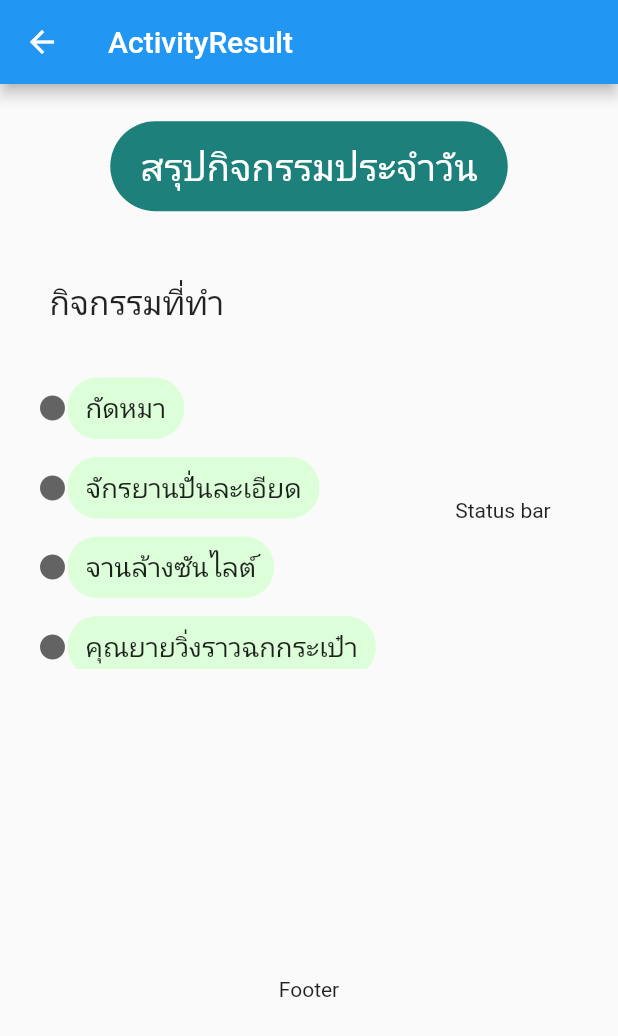
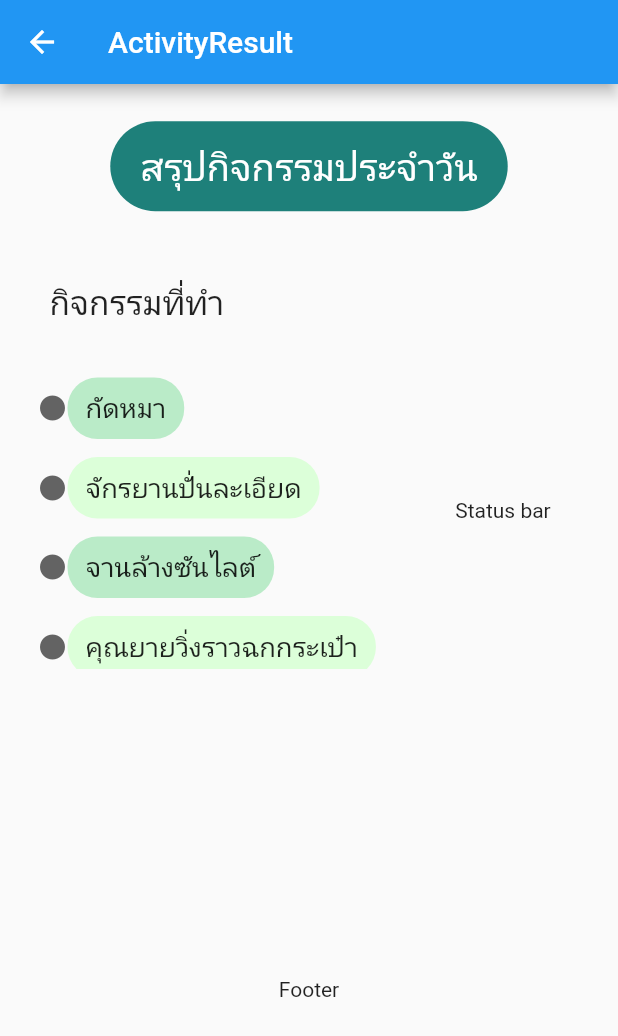
Before and after one commit to AINutritionProject/KinDeeUDee, a Flutter app: the ActivityResult screen opened directly, on a phone screen of 412 x 824 dp. Shown: the top 1036 px of the screen. Run offline on Flutter 3.47's test engine with Material 2 defaults, Android fonts, the phone set to English and light mode, and no system bars; our stand-ins replace camera, cloud_firestore, csv, dotted_border, firebase_auth, firebase_core and 6 more; missing offline and left inert: dart:ffi; accounts and stored records are empty.

Commit message:
fix const bug

```diff
--- a/lib/pages/information/activity_result.dart
+++ b/lib/pages/information/activity_result.dart
@@ -18,14 +18,14 @@ class ActivityResult extends StatelessWidget {
       appBar: AppBar(
         title: const Text("ActivityResult"),
       ),
-      body: const Center(
+      body: Center(
         child: Padding(
-          padding: EdgeInsets.symmetric(horizontal: 15.0),
+          padding: const EdgeInsets.symmetric(horizontal: 15.0),
           child: Column(
             children: [
-              ActivityResultHeader(),
+              const ActivityResultHeader(),
               ActivityResultBody(),
-              ActivityResultFooter(),
+              const ActivityResultFooter(),
             ],
           ),
         ),
@@ -61,8 +61,12 @@ class ActivityResultHeader extends StatelessWidget {
 }
 
 class ActivityResultBody extends StatelessWidget {
-  const ActivityResultBody({super.key});
+  ActivityResultBody({super.key});
 
+  final activitiesColor = <Color>[
+    const Color(0xFFBAEBC8),
+    const Color(0xFFDCFFD9)
+  ];
   @override
   Widget build(BuildContext context) {
     return Expanded(
@@ -85,7 +89,6 @@ class ActivityResultBody extends StatelessWidget {
                     child: ListView.builder(
                       itemCount: activities.length,
                       itemBuilder: (BuildContext context, int index) {
-                        if (index % 2 == 0) {
                         return Padding(
                           padding: const EdgeInsets.symmetric(vertical: 6),
                           child: Row(
@@ -99,7 +102,7 @@ class ActivityResultBody extends StatelessWidget {
                                 padding: const EdgeInsets.symmetric(
                                     horizontal: 12, vertical: 8),
                                 decoration: BoxDecoration(
-                                      color: const Color(0xFFDCFFD9),
+                                    color: activitiesColor[index % 2],
                                     borderRadius: BorderRadius.circular(20)),
                                 child: Text(activities[index],
                                     style: const TextStyle(fontSize: 18)),
@@ -107,29 +110,6 @@ class ActivityResultBody extends StatelessWidget {
                             ],
                           ),
                         );
-                        } else {
-                          return Padding(
-                            padding: const EdgeInsets.symmetric(vertical: 6),
-                            child: Row(
-                              children: [
-                                const Icon(
-                                  Icons.circle,
-                                  color: Color(0xFF636363),
-                                  size: 20,
-                                ),
-                                Container(
-                                  padding: const EdgeInsets.symmetric(
-                                      horizontal: 12, vertical: 8),
-                                  decoration: BoxDecoration(
-                                      color: const Color(0xFFDCFFD9),
-                                      borderRadius: BorderRadius.circular(20)),
-                                  child: Text(activities[index],
-                                      style: const TextStyle(fontSize: 18)),
-                                ),
-                              ],
-                            ),
-                          );
-                        }
                       },
                     ),
                   ),
```
Lines whose indentation alone changed are shown as unchanged.
